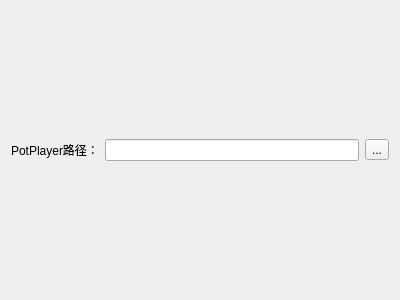
Old version of the form settingsdialog.ui in the repository bili9blood/PotBilibili.
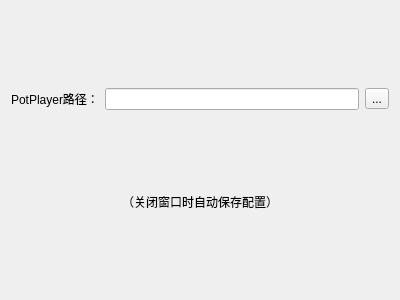
New version of the form.

Commit message: 编写设置窗口界面（待写槽逻辑）

Diff of the .ui file:
```diff
--- a/settingsdialog.ui
+++ b/settingsdialog.ui
@@ -35,6 +35,19 @@
      </item>
     </layout>
    </item>
+   <item alignment="Qt::AlignHCenter">
+    <widget class="QLabel" name="label_2">
+     <property name="sizePolicy">
+      <sizepolicy hsizetype="Preferred" vsizetype="Fixed">
+       <horstretch>0</horstretch>
+       <verstretch>0</verstretch>
+      </sizepolicy>
+     </property>
+     <property name="text">
+      <string>（关闭窗口时自动保存配置）</string>
+     </property>
+    </widget>
+   </item>
   </layout>
  </widget>
  <resources/>
```
Left out of the diff: 22 changed lines with no effect on the pictures. The commit also changes 2 other files.
